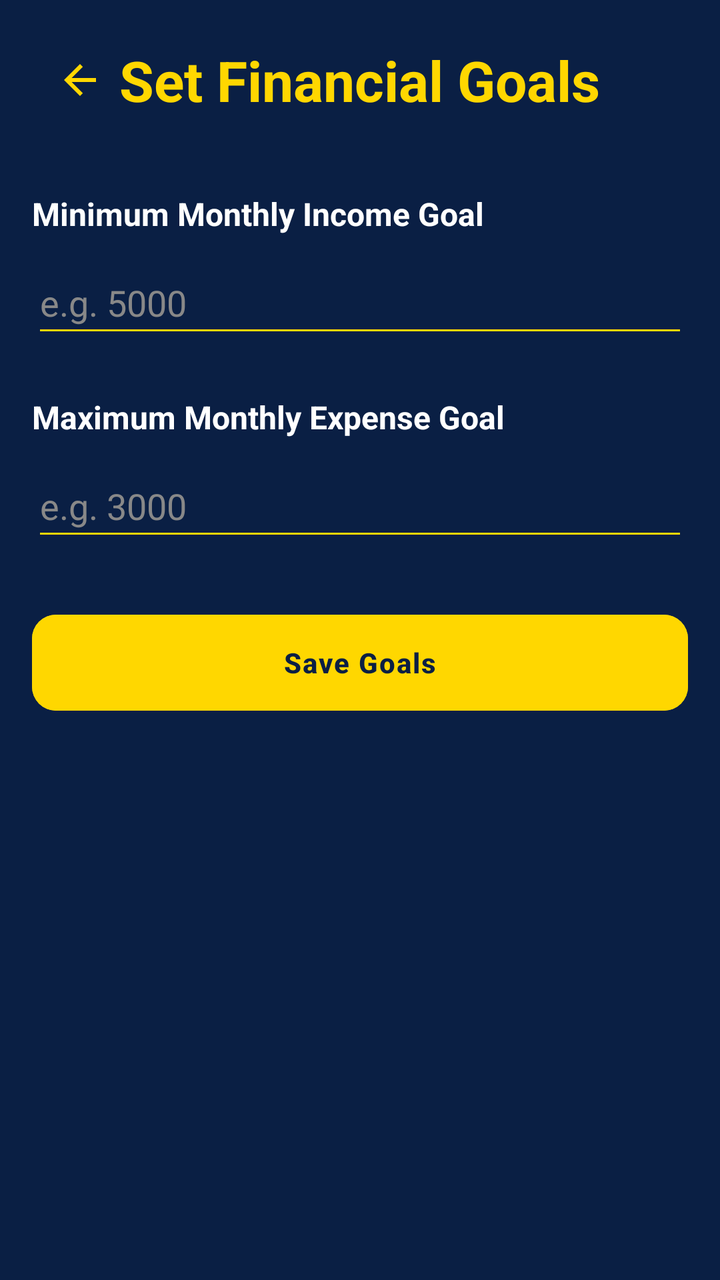
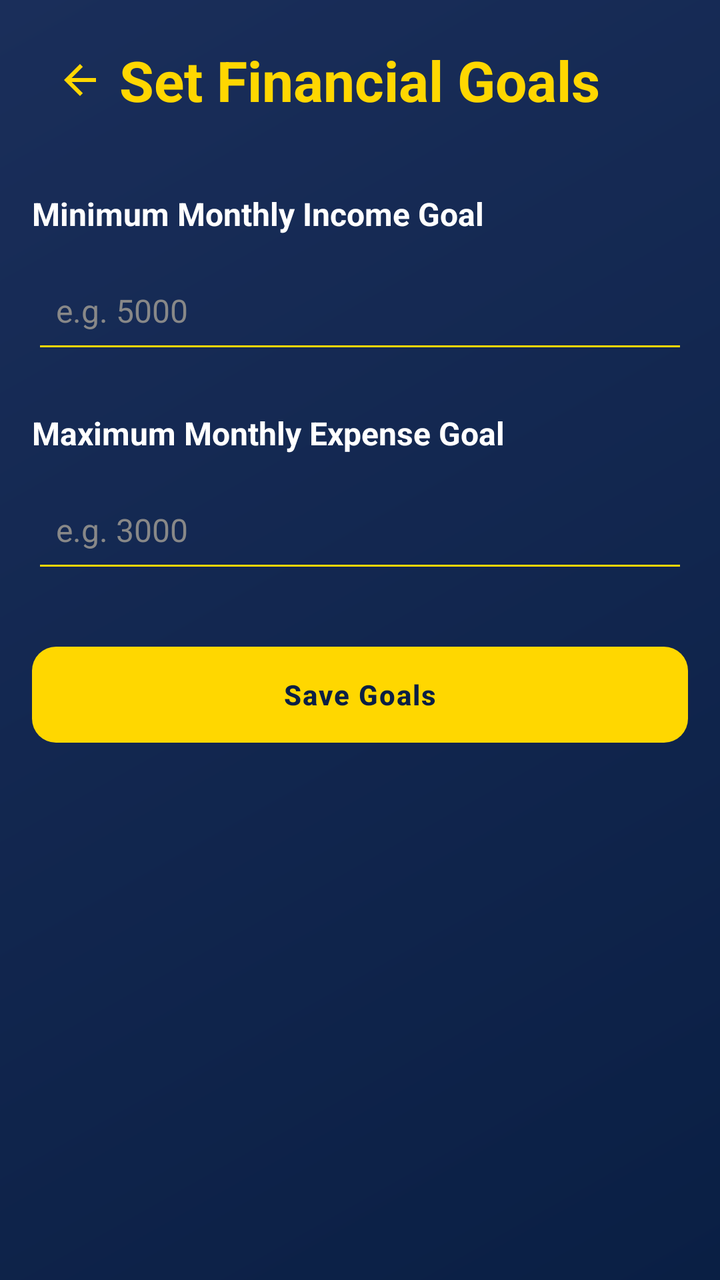

Before-and-after screenshots of an Android layout around one commit, followed by the original layout XML and the change that was made.
<!-- AndroidManifest.xml: application theme Theme.CoinQuest -->
<!-- res/layout/activity_set_goals.xml -->
<LinearLayout xmlns:android="http://schemas.android.com/apk/res/android"
    xmlns:app="http://schemas.android.com/apk/res-auto"
    android:layout_width="match_parent"
    android:layout_height="match_parent"
    android:orientation="vertical"
    android:padding="16dp"
    android:background="#0A1F44"
    android:fitsSystemWindows="true">

    <RelativeLayout
        android:layout_width="match_parent"
        android:layout_height="wrap_content"
        android:layout_marginBottom="32dp">

        <ImageButton
            android:id="@+id/btnBack"
            android:layout_width="48dp"
            android:layout_height="48dp"
            android:background="?attr/selectableItemBackgroundBorderless"
            android:src="@drawable/ic_back"
            android:contentDescription="@string/back"
            android:layout_centerVertical="true"
            app:tint="#FFD700" />

        <TextView
            android:layout_width="wrap_content"
            android:layout_height="wrap_content"
            android:text="@string/financial_goals"
            style="@style/TextAppearance.CoinQuest.Headline"
            android:layout_centerInParent="true"/>
    </RelativeLayout>

    <TextView
        android:layout_width="match_parent"
        android:layout_height="wrap_content"
        android:text="@string/min_income_goal"
        style="@style/TextAppearance.CoinQuest.Title"
        android:textSize="@dimen/text_size_body"
        android:layout_marginBottom="8dp"/>

    <EditText
        android:id="@+id/etMinIncome"
        android:layout_width="match_parent"
        android:layout_height="wrap_content"
        android:hint="@string/hint_min_income"
        android:inputType="numberDecimal"
        android:textColor="#FFD700"
        android:textColorHint="#888888"
        android:backgroundTint="#FFD700"
        android:layout_marginBottom="24dp"
        android:autofillHints="none"
        android:minHeight="48dp"
        android:textSize="18sp"/>

    <TextView
        android:layout_width="match_parent"
        android:layout_height="wrap_content"
        android:text="@string/max_expense_goal"
        style="@style/TextAppearance.CoinQuest.Title"
        android:textSize="@dimen/text_size_body"
        android:layout_marginBottom="8dp"/>

    <EditText
        android:id="@+id/etMaxExpense"
        android:layout_width="match_parent"
        android:layout_height="wrap_content"
        android:hint="@string/hint_max_expense"
        android:inputType="numberDecimal"
        android:textColor="#FFD700"
        android:textColorHint="#888888"
        android:backgroundTint="#FFD700"
        android:layout_marginBottom="32dp"
        android:autofillHints="none"
        android:minHeight="48dp"
        android:textSize="18sp"/>

    <Button
        android:id="@+id/btnSaveGoals"
        android:layout_width="match_parent"
        android:layout_height="wrap_content"
        android:text="@string/save_goals"
        android:backgroundTint="#FFD700"
        android:textColor="#0A1F44"
        android:textStyle="bold"
        android:textAllCaps="false"/>

</LinearLayout>
<!-- resources referenced by this layout -->
<resources>
  <dimen name="text_size_body">16sp</dimen>
  <!-- drawable ic_back (drawable) -->
  <vector xmlns:android="http://schemas.android.com/apk/res/android"
      android:width="24dp"
      android:height="24dp"
      android:viewportWidth="24"
      android:viewportHeight="24">
      <path
          android:fillColor="#000000"
          android:pathData="M20,11H7.83l5.59,-5.59L12,4l-8,8 8,8 1.41,-1.41L7.83,13H20v-2z" />
  </vector>
  <string name="back">Back</string>
  <string name="financial_goals">Set Financial Goals</string>
  <string name="hint_max_expense">e.g. 3000</string>
  <string name="hint_min_income">e.g. 5000</string>
  <string name="max_expense_goal">Maximum Monthly Expense Goal</string>
  <string name="min_income_goal">Minimum Monthly Income Goal</string>
  <string name="save_goals">Save Goals</string>
  <style name="TextAppearance.CoinQuest.Headline" parent="TextAppearance.Material3.HeadlineLarge">
          <item name="android:textSize">@dimen/text_size_headline</item>
          <item name="android:textStyle">bold</item>
          <item name="android:textColor">@color/gold</item>
      </style>
  <style name="TextAppearance.CoinQuest.Title" parent="TextAppearance.Material3.TitleLarge">
          <item name="android:textSize">@dimen/text_size_title</item>
          <item name="android:textStyle">bold</item>
          <item name="android:textColor">@color/white</item>
      </style>
  <style name="Theme.CoinQuest" parent="Base.Theme.CoinQuest" />
  <dimen name="text_size_headline">28sp</dimen>
  <color name="gold">#FFD700</color>
  <dimen name="text_size_title">20sp</dimen>
  <color name="white">#FFFFFF</color>
  <style name="Base.Theme.CoinQuest" parent="Theme.Material3.DayNight.NoActionBar">
          <item name="colorPrimary">@color/gold</item>
          <item name="colorOnPrimary">@color/navy</item>
          <item name="android:statusBarColor">@color/navy</item>
          <item name="android:windowBackground">@drawable/bg_main_gradient</item>
  
          
          <item name="textAppearanceHeadlineLarge">@style/TextAppearance.CoinQuest.Headline</item>
          <item name="textAppearanceTitleLarge">@style/TextAppearance.CoinQuest.Title</item>
          <item name="textAppearanceBodyLarge">@style/TextAppearance.CoinQuest.Body</item>
  
          
          <item name="materialButtonStyle">@style/Widget.CoinQuest.Button</item>
      </style>
  <color name="navy">#0A1F44</color>
  <!-- drawable bg_main_gradient (drawable) -->
  <?xml version="1.0" encoding="utf-8"?>
  <shape xmlns:android="http://schemas.android.com/apk/res/android"
      android:shape="rectangle">
      <gradient
          android:startColor="#0A1F44"
          android:endColor="#1A2E5A"
          android:angle="135" />
  </shape>
  <style name="TextAppearance.CoinQuest.Body" parent="TextAppearance.Material3.BodyLarge">
          <item name="android:textSize">@dimen/text_size_body</item>
          <item name="android:textStyle">normal</item>
          <item name="android:textColor">@color/white</item>
      </style>
  <style name="Widget.CoinQuest.Button" parent="Widget.Material3.Button">
          <item name="android:insetTop">0dp</item>
          <item name="android:insetBottom">0dp</item>
          <item name="shapeAppearanceOverlay">@style/ShapeAppearance.CoinQuest.Button</item>
          <item name="android:textAllCaps">false</item>
          <item name="android:textStyle">bold</item>
          <item name="android:letterSpacing">0.05</item>
      </style>
  <style name="ShapeAppearance.CoinQuest.Button" parent="">
          <item name="cornerSize">12dp</item>
      </style>
</resources>

<!-- the commit's change to res/layout/activity_set_goals.xml (unified diff, before → after) -->
@@ -4,7 +4,6 @@
     android:layout_height="match_parent"
     android:orientation="vertical"
     android:padding="16dp"
-    android:background="#0A1F44"
     android:fitsSystemWindows="true">
 
     <RelativeLayout
@@ -20,7 +19,7 @@
             android:src="@drawable/ic_back"
             android:contentDescription="@string/back"
             android:layout_centerVertical="true"
-            app:tint="#FFD700" />
+            app:tint="@color/gold" />
 
         <TextView
             android:layout_width="wrap_content"
@@ -41,16 +40,16 @@
     <EditText
         android:id="@+id/etMinIncome"
         android:layout_width="match_parent"
-        android:layout_height="wrap_content"
+        android:layout_height="56dp"
         android:hint="@string/hint_min_income"
         android:inputType="numberDecimal"
-        android:textColor="#FFD700"
+        android:textColor="@color/white"
         android:textColorHint="#888888"
-        android:backgroundTint="#FFD700"
+        android:backgroundTint="@color/gold"
         android:layout_marginBottom="24dp"
         android:autofillHints="none"
-        android:minHeight="48dp"
-        android:textSize="18sp"/>
+        android:paddingHorizontal="12dp"
+        android:textSize="@dimen/text_size_body"/>
 
     <TextView
         android:layout_width="match_parent"
@@ -63,25 +62,21 @@
     <EditText
         android:id="@+id/etMaxExpense"
         android:layout_width="match_parent"
-        android:layout_height="wrap_content"
+        android:layout_height="56dp"
         android:hint="@string/hint_max_expense"
         android:inputType="numberDecimal"
-        android:textColor="#FFD700"
+        android:textColor="@color/white"
         android:textColorHint="#888888"
-        android:backgroundTint="#FFD700"
+        android:backgroundTint="@color/gold"
         android:layout_marginBottom="32dp"
         android:autofillHints="none"
-        android:minHeight="48dp"
-        android:textSize="18sp"/>
+        android:paddingHorizontal="12dp"
+        android:textSize="@dimen/text_size_body"/>
 
     <Button
         android:id="@+id/btnSaveGoals"
         android:layout_width="match_parent"
         android:layout_height="wrap_content"
-        android:text="@string/save_goals"
-        android:backgroundTint="#FFD700"
-        android:textColor="#0A1F44"
-        android:textStyle="bold"
-        android:textAllCaps="false"/>
+        android:text="@string/save_goals"/>
 
 </LinearLayout>
<!-- resource entries referenced after the edit -->
@@ -40,6 +40,9 @@
           <item name="android:windowBackground">@drawable/bg_main_gradient</item>
   
           
+          <item name="android:windowActivityTransitions">true</item>
+  
+          
           <item name="textAppearanceHeadlineLarge">@style/TextAppearance.CoinQuest.Headline</item>
           <item name="textAppearanceTitleLarge">@style/TextAppearance.CoinQuest.Title</item>
           <item name="textAppearanceBodyLarge">@style/TextAppearance.CoinQuest.Body</item>
